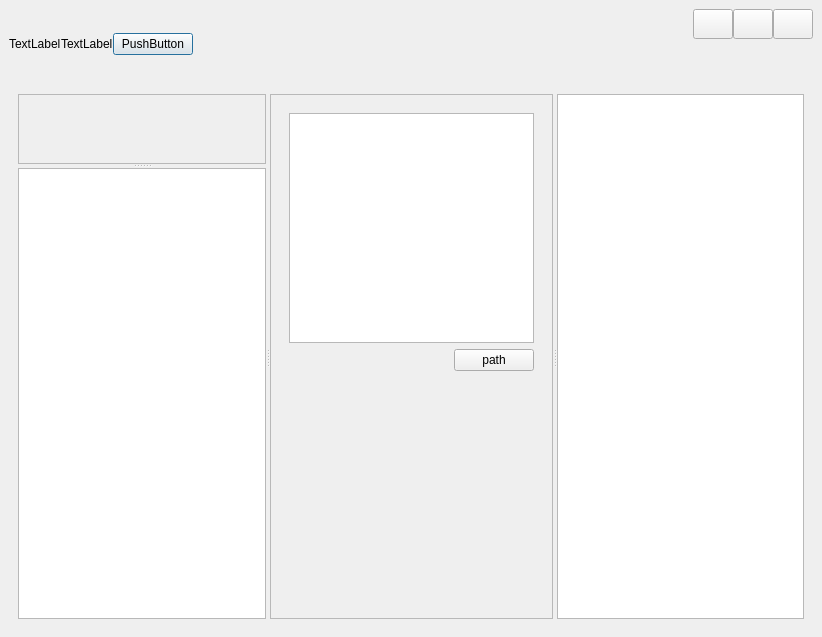
juankeqaz/KUKAwsts, file workpiece.ui: the form before one commit.
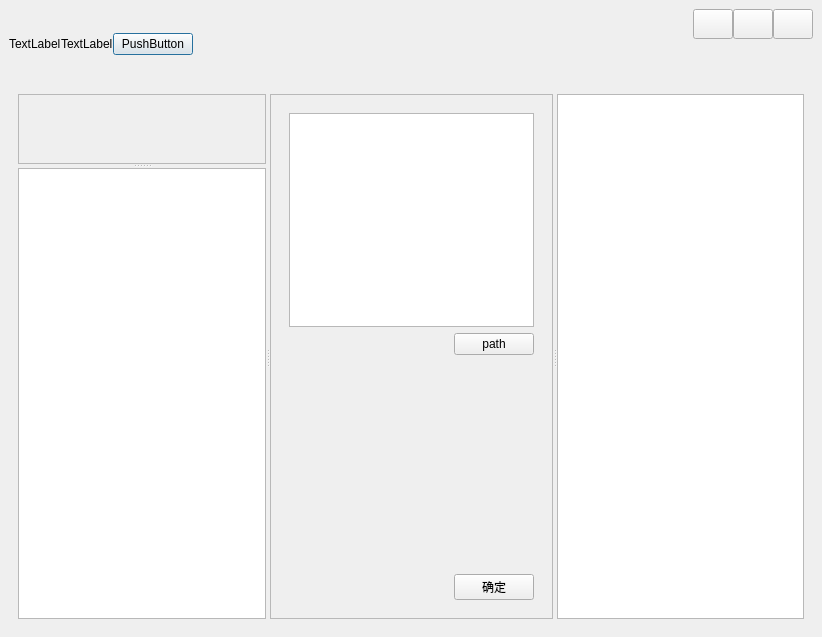
The form after the commit. The open tabs and pages were chosen to show the change.

```diff
--- a/workpiece.ui
+++ b/workpiece.ui
@@ -1101,6 +1101,30 @@
                     </property>
                    </spacer>
                   </item>
+                  <item>
+                   <layout class="QHBoxLayout" name="horizontalLayout_8">
+                    <item>
+                     <spacer name="horizontalSpacer_3">
+                      <property name="orientation">
+                       <enum>Qt::Horizontal</enum>
+                      </property>
+                      <property name="sizeHint" stdset="0">
+                       <size>
+                        <width>40</width>
+                        <height>20</height>
+                       </size>
+                      </property>
+                     </spacer>
+                    </item>
+                    <item>
+                     <widget class="QPushButton" name="pushButton_input_ok">
+                      <property name="text">
+                       <string>确定</string>
+                      </property>
+                     </widget>
+                    </item>
+                   </layout>
+                  </item>
                  </layout>
                 </widget>
                 <widget class="QWidget" name="page_8">
```
Left out of the diff: 2 changed lines with no effect on the pictures.
